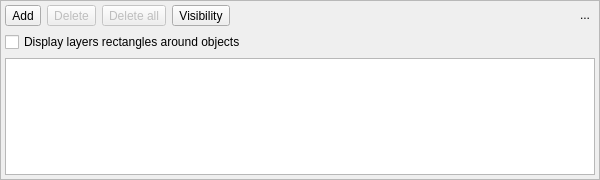
Qt form libpgmodeler_ui/ui/layersconfigwidget.ui (pgmodeler/pgmodeler) before a commit.
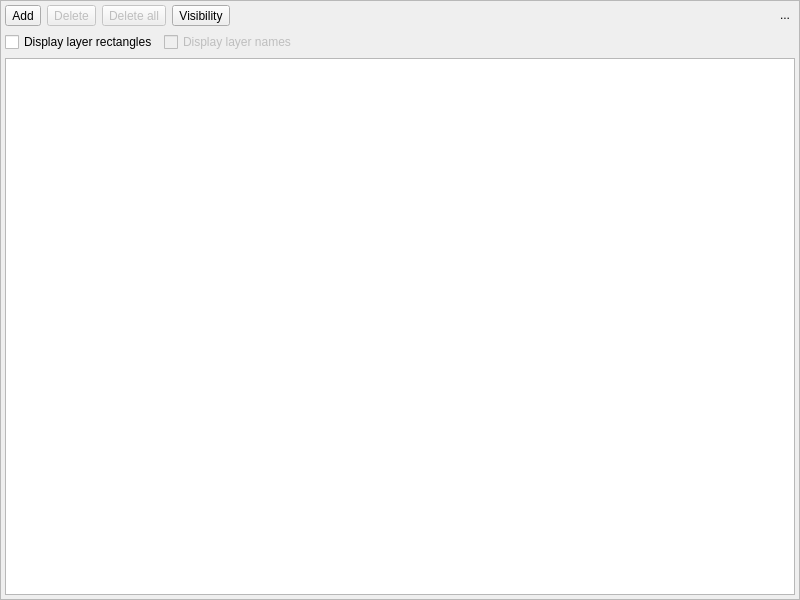
The same form after that commit. Icons and pictures are not drawn.

Commit message:
Added the class LayerPathItem to create custom items for displaying layout rects in canvas (WIP)
Adjust the ObjectsScene to resize layer rects when one or more layer are
removed.

Added an option to LayersConfigWidget that will serve as a toggler of
layer names (WIP)

```diff
--- a/libpgmodeler_ui/ui/layersconfigwidget.ui
+++ b/libpgmodeler_ui/ui/layersconfigwidget.ui
@@ -6,8 +6,8 @@
    <rect>
     <x>0</x>
     <y>0</y>
-    <width>600</width>
-    <height>180</height>
+    <width>800</width>
+    <height>600</height>
    </rect>
   </property>
   <property name="minimumSize">
@@ -253,7 +253,7 @@
         </property>
        </widget>
       </item>
-      <item row="0" column="4" colspan="4">
+      <item row="0" column="4">
        <spacer name="horizontalSpacer">
         <property name="orientation">
          <enum>Qt::Horizontal</enum>
@@ -269,7 +269,7 @@
         </property>
        </spacer>
       </item>
-      <item row="0" column="8">
+      <item row="0" column="5">
        <widget class="QToolButton" name="hide_tb">
         <property name="minimumSize">
          <size>
@@ -298,19 +298,45 @@
         </property>
        </widget>
       </item>
-      <item row="2" column="0" colspan="9">
+      <item row="2" column="0" colspan="6">
        <widget class="QListWidget" name="layers_lst">
         <property name="alternatingRowColors">
          <bool>true</bool>
         </property>
        </widget>
       </item>
-      <item row="1" column="0" colspan="9">
-       <widget class="QCheckBox" name="toggle_layers_rects_chk">
-        <property name="text">
-         <string>Display layers rectangles around objects</string>
-        </property>
-       </widget>
+      <item row="1" column="0" colspan="6">
+       <layout class="QHBoxLayout" name="horizontalLayout">
+        <item>
+         <widget class="QCheckBox" name="toggle_layers_rects_chk">
+          <property name="sizePolicy">
+           <sizepolicy hsizetype="Preferred" vsizetype="Fixed">
+            <horstretch>0</horstretch>
+            <verstretch>0</verstretch>
+           </sizepolicy>
+          </property>
+          <property name="text">
+           <string>Display layer rectangles</string>
+          </property>
+         </widget>
+        </item>
+        <item>
+         <widget class="QCheckBox" name="toggle_layers_names_chk">
+          <property name="enabled">
+           <bool>false</bool>
+          </property>
+          <property name="sizePolicy">
+           <sizepolicy hsizetype="Expanding" vsizetype="Fixed">
+            <horstretch>0</horstretch>
+            <verstretch>0</verstretch>
+           </sizepolicy>
+          </property>
+          <property name="text">
+           <string>Display layer names</string>
+          </property>
+         </widget>
+        </item>
+       </layout>
       </item>
      </layout>
     </widget>
```
Left out of the diff: 28 changed lines with no effect on the pictures. The commit also changes 6 other files.
